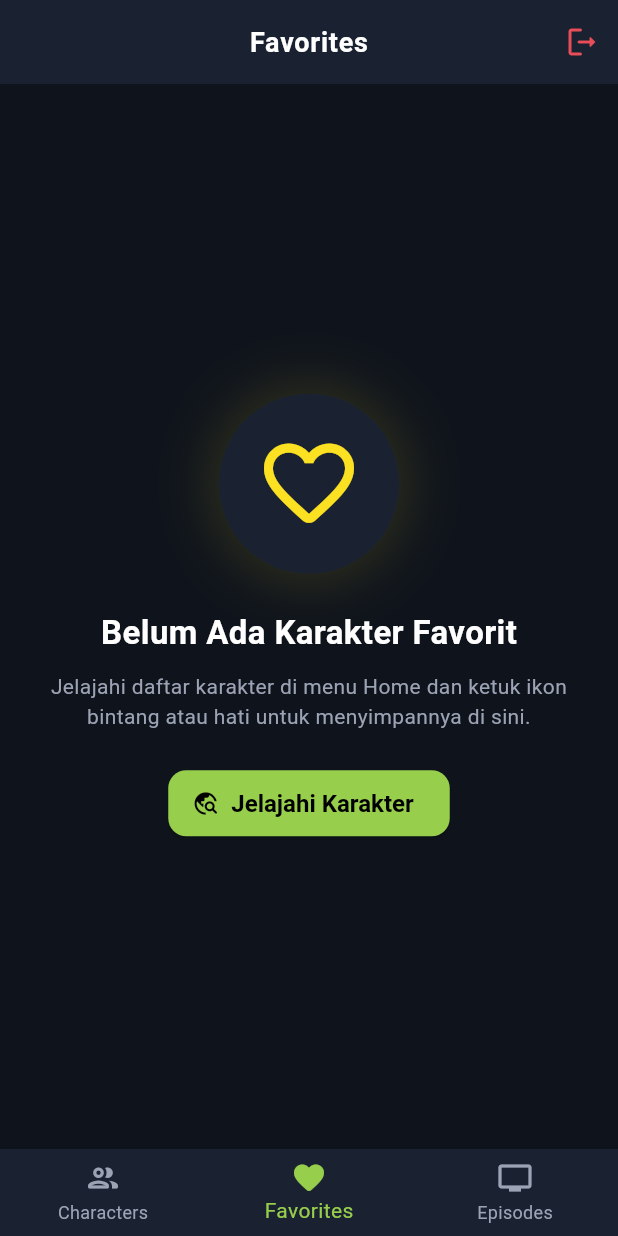
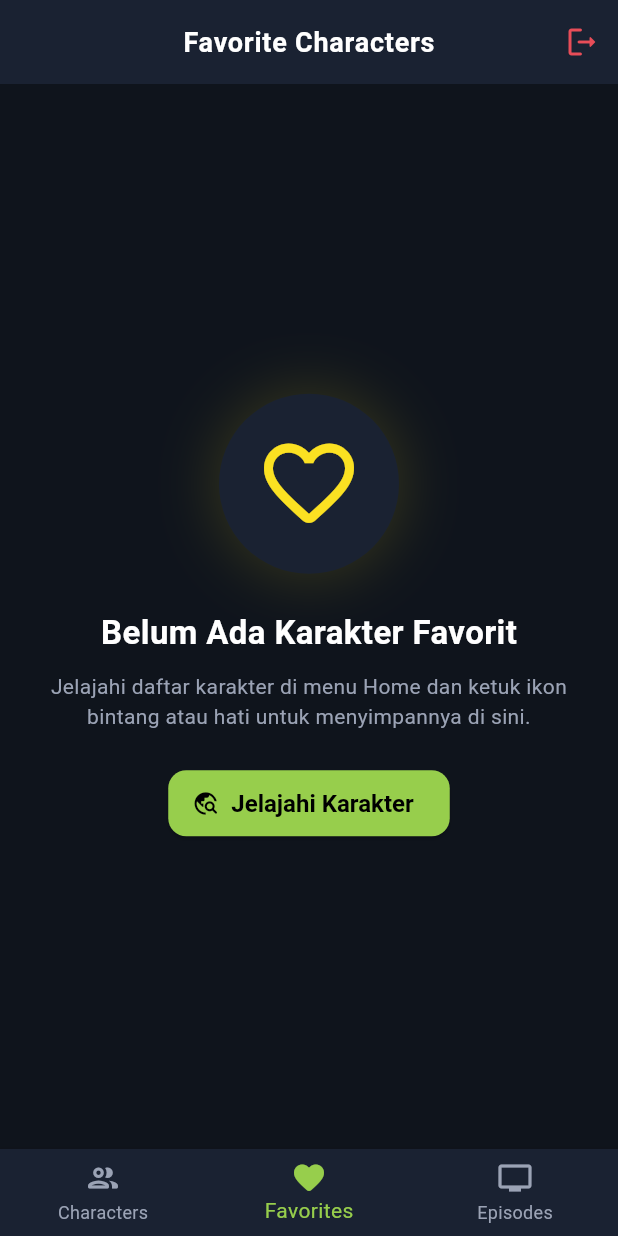
Before and after one commit to Ade-Nugraha48/124240190_Latres, a Flutter app: the MainNavigationScreen screen opened directly, item 2 of the bottom bar chosen, on a phone screen of 412 x 824 dp. Run offline on Flutter 3.47's test engine with Material 3 defaults, Android fonts, the phone set to English and light mode, and no system bars; our stand-ins replace shared_preferences, sqflite; accounts and stored records are empty; network calls fail.

Commit message:
feat(episode): implement episode list and final UI polish

```diff
--- a/lib/main.dart
+++ b/lib/main.dart
@@ -2,6 +2,7 @@ import 'package:flutter/material.dart';
 import 'package:provider/provider.dart';
 import 'providers/auth_provider.dart';
 import 'providers/character_provider.dart';
+import 'providers/episode_provider.dart';
 import 'providers/favorites_provider.dart';
 import 'screens/login_screen.dart';
 import 'screens/main_navigation_screen.dart';
@@ -26,6 +27,7 @@ class MyApp extends StatelessWidget {
         ChangeNotifierProvider(
           create: (_) => FavoritesProvider()..loadFavorites(),
         ),
+        ChangeNotifierProvider(create: (_) => EpisodeProvider()),
       ],
       child: MaterialApp(
         title: 'Rick & Morty Explorer',
--- /dev/null
+++ b/lib/providers/episode_provider.dart
@@ -0,0 +1,42 @@
+import 'package:flutter/foundation.dart';
+import '../models/episode_model.dart';
+import '../services/api_service.dart';
+
+class EpisodeProvider with ChangeNotifier {
+  final ApiService _apiService;
+
+  List<EpisodeModel> _episodes = [];
+  bool _isLoading = false;
+  String? _errorMessage;
+
+  EpisodeProvider({ApiService? apiService})
+      : _apiService = apiService ?? ApiService();
+
+  List<EpisodeModel> get episodes => List.unmodifiable(_episodes);
+  bool get isLoading => _isLoading;
+  String? get errorMessage => _errorMessage;
+  bool get isEmpty => !_isLoading && _errorMessage == null && _episodes.isEmpty;
+
+  Future<void> fetchEpisodes({int page = 1}) async {
+    _isLoading = true;
+    _errorMessage = null;
+    notifyListeners();
+
+    try {
+      _episodes = await _apiService.getEpisodes(page: page);
+    } on ApiException catch (e) {
+      _errorMessage = e.message;
+      _episodes = [];
+    } catch (e) {
+      _errorMessage = 'Terjadi kesalahan jaringan atau server: $e';
+      _episodes = [];
+    } finally {
+      _isLoading = false;
+      notifyListeners();
+    }
+  }
+
+  void retry() {
+    fetchEpisodes();
+  }
+}
--- a/lib/screens/main_navigation_screen.dart
+++ b/lib/screens/main_navigation_screen.dart
@@ -2,6 +2,7 @@ import 'package:flutter/material.dart';
 import 'package:provider/provider.dart';
 import '../providers/auth_provider.dart';
 import '../utils/app_theme.dart';
+import 'episode_screen.dart';
 import 'favorite_screen.dart';
 import 'home_screen.dart';
 import 'login_screen.dart';
@@ -64,8 +65,6 @@ class _MainNavigationScreenState extends State<MainNavigationScreen> {
 
   @override
   Widget build(BuildContext context) {
-    final currentUser = context.watch<AuthProvider>().currentUser ?? 'User';
-
     final pages = [
       const HomeScreen(),
       FavoriteScreen(
@@ -75,15 +74,14 @@ class _MainNavigationScreenState extends State<MainNavigationScreen> {
           });
         },
       ),
-      _buildPlaceholderTab(
-        icon: Icons.tv_rounded,
-        title: 'Episodes',
-        description: 'Daftar seluruh episode serial Rick and Morty.',
-        currentUser: currentUser,
-      ),
+      const EpisodeScreen(),
     ];
 
-    final titles = ['Rick & Morty Characters', 'Favorites', 'Episodes'];
+    final titles = [
+      'Rick & Morty Characters',
+      'Favorite Characters',
+      'Episodes',
+    ];
 
     return Scaffold(
       appBar: AppBar(
@@ -124,62 +122,4 @@ class _MainNavigationScreenState extends State<MainNavigationScreen> {
       ),
     );
   }
-
-  Widget _buildPlaceholderTab({
-    required IconData icon,
-    required String title,
-    required String description,
-    required String currentUser,
-  }) {
-    return Center(
-      child: Padding(
-        padding: const EdgeInsets.all(24.0),
-        child: Column(
-          mainAxisAlignment: MainAxisAlignment.center,
-          children: [
-            Container(
-              padding: const EdgeInsets.all(24),
-              decoration: BoxDecoration(
-                shape: BoxShape.circle,
-                color: AppTheme.cardBackground,
-                border: Border.all(color: AppTheme.portalGreen.withValues(alpha: 0.5), width: 2),
-              ),
-              child: Icon(icon, size: 56, color: AppTheme.portalGreen),
-            ),
-            const SizedBox(height: 20),
-            Text(
-              title,
-              style: const TextStyle(
-                fontSize: 22,
-                fontWeight: FontWeight.bold,
-                color: Colors.white,
-              ),
-            ),
-            const SizedBox(height: 8),
-            Text(
-              description,
-              textAlign: TextAlign.center,
-              style: const TextStyle(fontSize: 14, color: AppTheme.textMuted),
-            ),
-            const SizedBox(height: 20),
-            Container(
-              padding: const EdgeInsets.symmetric(horizontal: 16, vertical: 8),
-              decoration: BoxDecoration(
-                color: AppTheme.inputBackground,
-                borderRadius: BorderRadius.circular(20),
-              ),
-              child: Text(
-                'Akun aktif: $currentUser',
-                style: const TextStyle(
-                  color: AppTheme.portalTeal,
-                  fontSize: 13,
-                  fontWeight: FontWeight.w600,
-                ),
-              ),
-            ),
-          ],
-        ),
-      ),
-    );
-  }
 }
```
Also changed, not shown: lib/screens/episode_screen.dart (added, +287 -0 lines), lib/utils/app_theme.dart (+15 -0 lines), lib/screens/favorite_screen.dart (line endings or trailing spaces), 3 other files.
